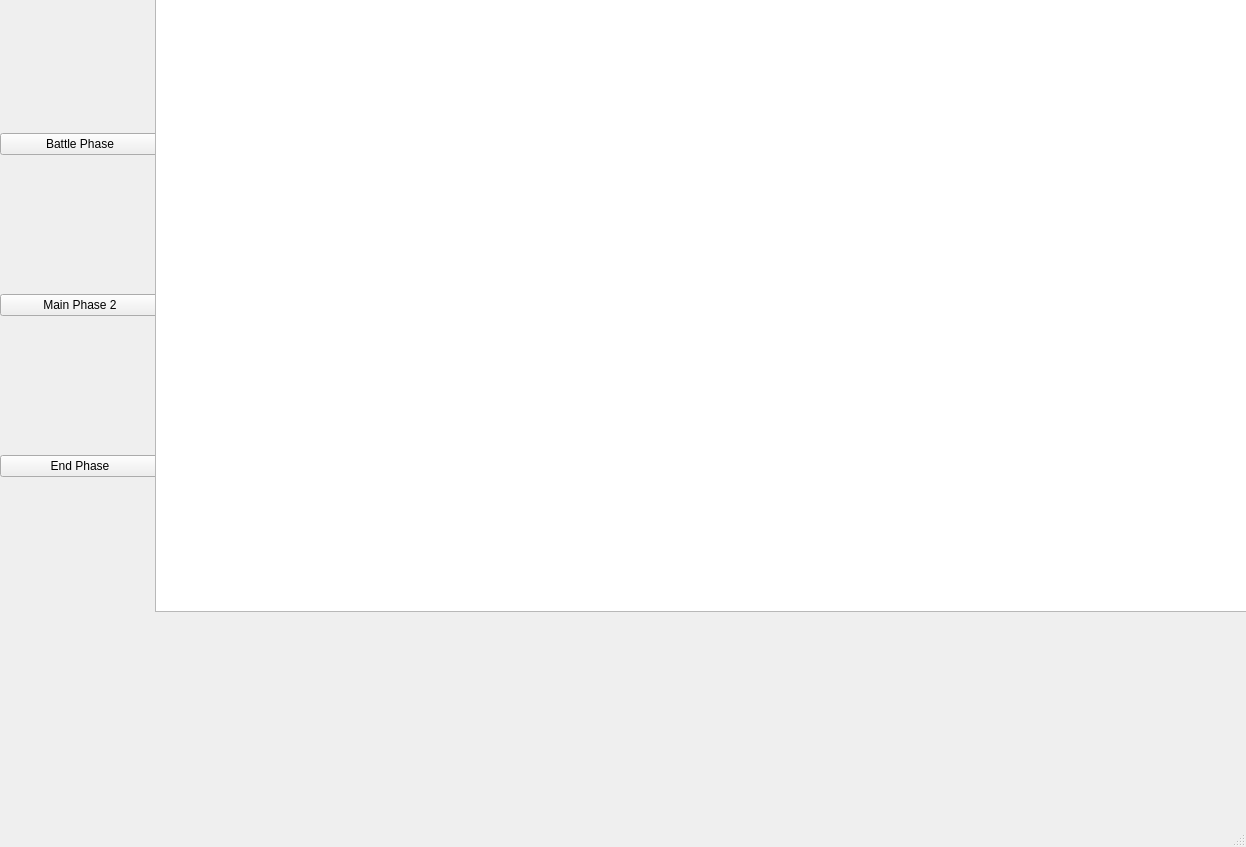
The window that Yugioh/sources/mainwindow.ui (crknuchu/yugioh-clone) describes before a commit, drawn with Qt 5.
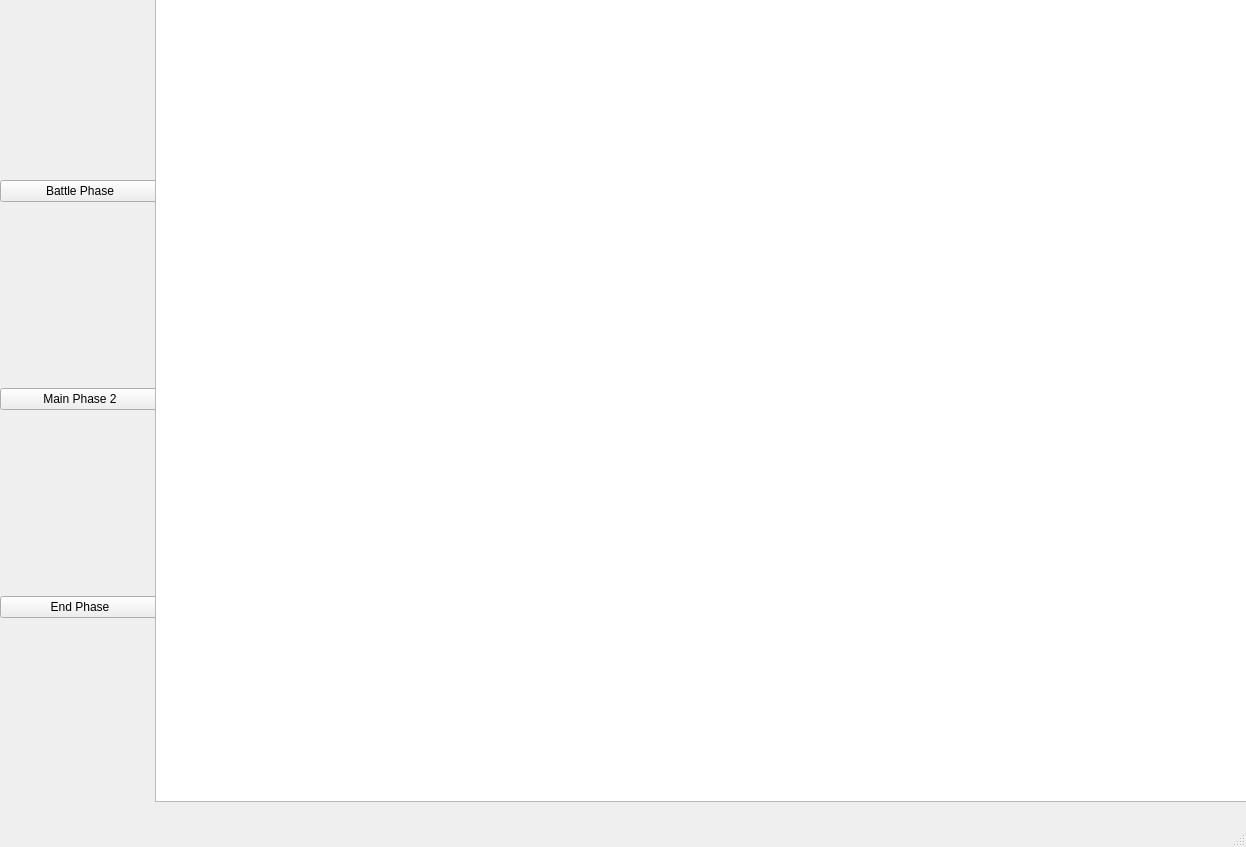
The same window after the commit.

Commit message: fix: Add connect() for other 2 buttons

Patch:
```diff
--- a/Yugioh/sources/mainwindow.ui
+++ b/Yugioh/sources/mainwindow.ui
@@ -20,7 +20,7 @@
       <x>0</x>
       <y>0</y>
       <width>160</width>
-      <height>611</height>
+      <height>801</height>
      </rect>
     </property>
     <layout class="QVBoxLayout" name="verticalLayout">
@@ -53,7 +53,7 @@
       <x>155</x>
       <y>-9</y>
       <width>1111</width>
-      <height>621</height>
+      <height>811</height>
      </rect>
     </property>
    </widget>
```
The commit also changes 1 other file.
